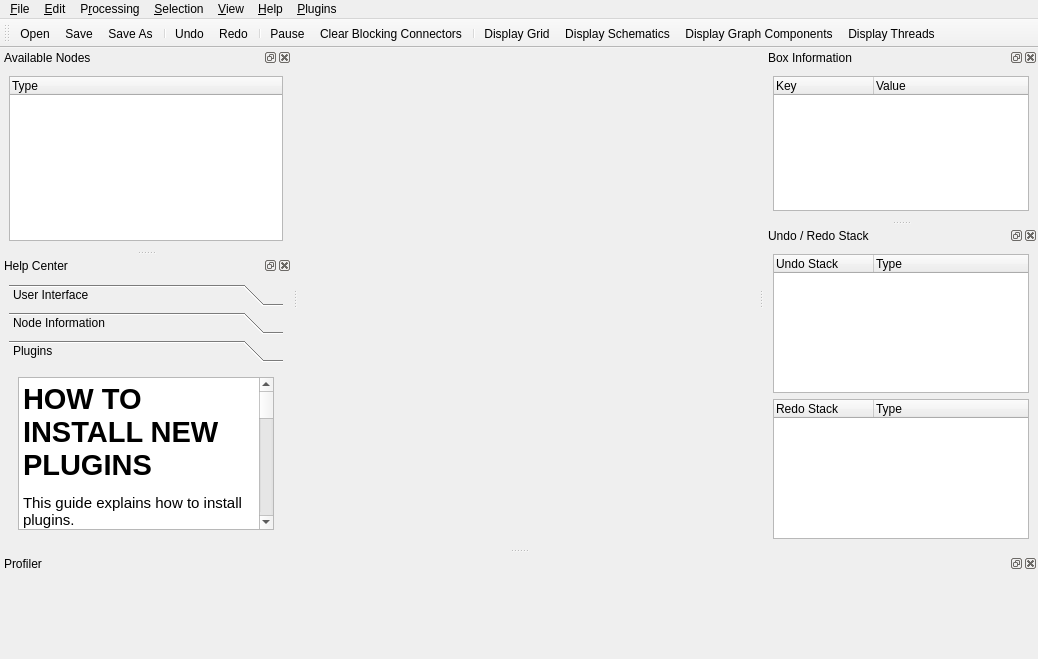
cogsys-tuebingen/csapex, file src/csapex/ui/csapex_window.ui: the form before one commit.
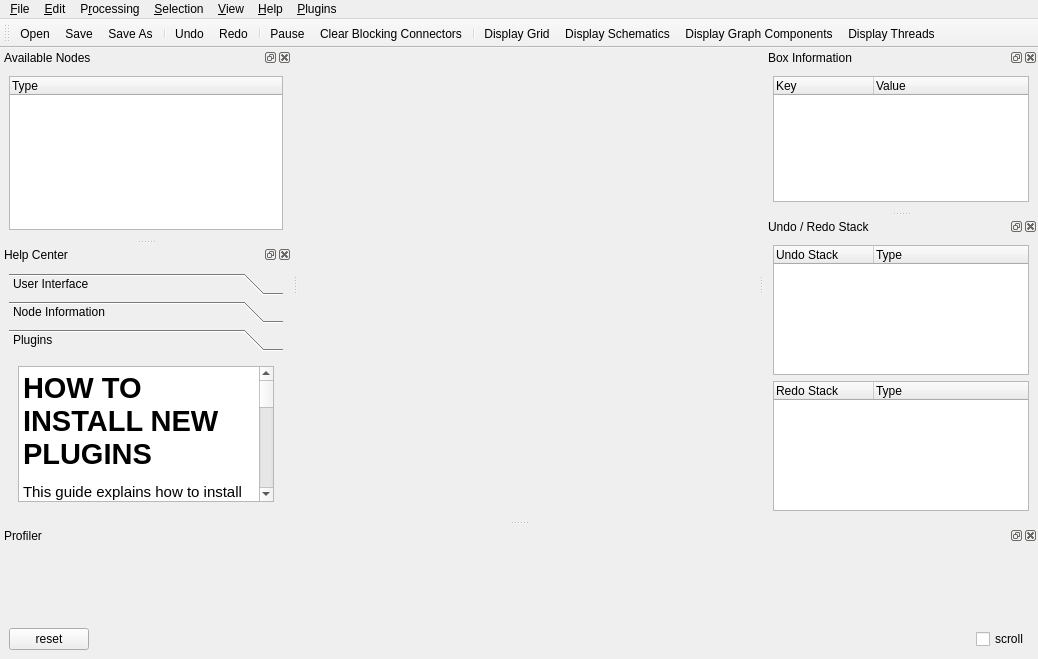
The form after the commit. Icons and pictures are not drawn.

Commit message: timeline can be reset; misc. improvements

Patch:
```diff
--- a/src/csapex/ui/csapex_window.ui
+++ b/src/csapex/ui/csapex_window.ui
@@ -420,7 +420,7 @@
           <x>0</x>
           <y>0</y>
           <width>274</width>
-          <height>164</height>
+          <height>144</height>
          </rect>
         </property>
         <attribute name="icon">
@@ -539,6 +539,40 @@
        </widget>
       </widget>
      </item>
+     <item>
+      <layout class="QHBoxLayout" name="horizontalLayout_2">
+       <property name="topMargin">
+        <number>0</number>
+       </property>
+       <item>
+        <widget class="QPushButton" name="timeline_reset">
+         <property name="text">
+          <string>reset</string>
+         </property>
+        </widget>
+       </item>
+       <item>
+        <spacer name="horizontalSpacer">
+         <property name="orientation">
+          <enum>Qt::Horizontal</enum>
+         </property>
+         <property name="sizeHint" stdset="0">
+          <size>
+           <width>40</width>
+           <height>20</height>
+          </size>
+         </property>
+        </spacer>
+       </item>
+       <item>
+        <widget class="QCheckBox" name="timeline_scroll">
+         <property name="text">
+          <string>scroll</string>
+         </property>
+        </widget>
+       </item>
+      </layout>
+     </item>
     </layout>
    </widget>
   </widget>
```
Left out of the diff: 2 changed lines with no effect on the pictures. The commit also changes 4 other files.
